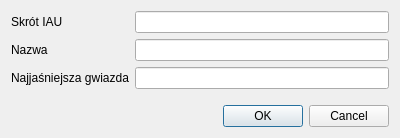
Qt form application/gui/form-constellation.ui (Ztrk/database-project) before a commit.
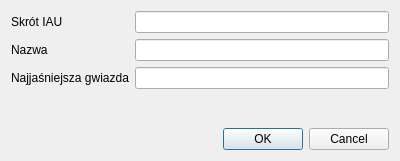
The same form after that commit.

Commit message: Add error labels

Patch:
```diff
--- a/application/gui/form-constellation.ui
+++ b/application/gui/form-constellation.ui
@@ -7,7 +7,7 @@
     <x>0</x>
     <y>0</y>
     <width>400</width>
-    <height>138</height>
+    <height>161</height>
    </rect>
   </property>
   <property name="windowTitle">
@@ -49,7 +49,17 @@
     </layout>
    </item>
    <item>
-    <widget class="QDialogButtonBox" name="buttonBox">
+    <widget class="QLabel" name="error_label">
+     <property name="styleSheet">
+      <string notr="true">color: rgb(239, 41, 41);</string>
+     </property>
+     <property name="text">
+      <string/>
+     </property>
+    </widget>
+   </item>
+   <item>
+    <widget class="QDialogButtonBox" name="button_box">
      <property name="orientation">
       <enum>Qt::Horizontal</enum>
      </property>
```
Left out of the diff: 18 changed lines with no effect on the pictures. The commit also changes 2 other files.
